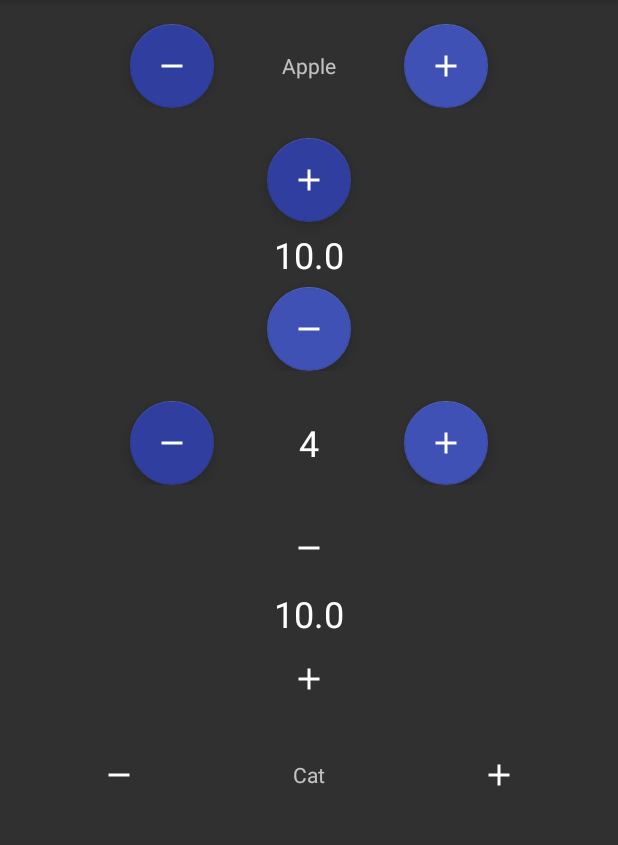
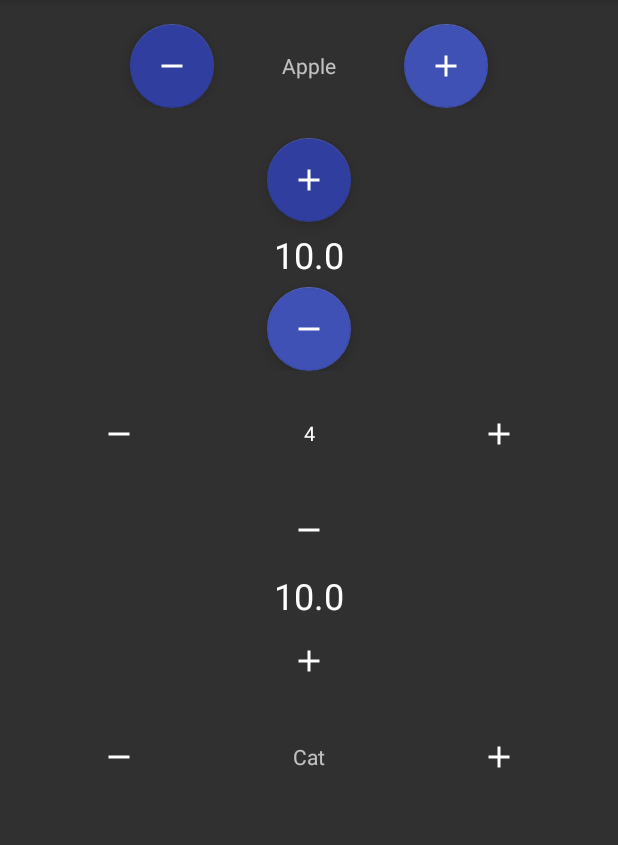
Before and after one commit to Hariofspades/IncDec, an Android app: the screen it shows after launch (MainActivity), on a phone screen of 412 x 824 dp, the part 84-929 px from its top. Run offline under Robolectric (Android 15) with nearby library versions, the phone set to English and light mode, and no system bars; our stand-ins replace RxJava; libraries missing offline, so code that uses them is left out: io.reactivex.internal.

Commit message:
Added update finalValue method for ImageButton

```diff
--- a/app/build.gradle
+++ b/app/build.gradle
@@ -7,7 +7,7 @@ android {
     buildToolsVersion "25.0.0"
     defaultConfig {
         applicationId "com.hariofspades.incdec"
-        minSdkVersion 9
+        minSdkVersion 16
         targetSdkVersion 25
         versionCode 1
         versionName "1.0"
--- a/app/src/main/java/com/hariofspades/incdec/MainActivity.java
+++ b/app/src/main/java/com/hariofspades/incdec/MainActivity.java
@@ -16,7 +16,7 @@ public class MainActivity extends AppCompatActivity {
 
     IncDecCircular incdec;
     IncDecCircular incdec_vert;
-    IncDecCircular incdecInt;
+    IncDecImageButton incdecInt;
     IncDecImageButton incdecImg;
     IncDecImageButton incdecImg2;
 
@@ -51,11 +51,12 @@ public class MainActivity extends AppCompatActivity {
         incdecImg.setprecision("%.1f");
         incdecImg.enableLongPress(false,false,500);
 
-        incdecInt=(IncDecCircular)findViewById(R.id.incdecInt);
-        incdecInt.setConfiguration(LinearLayout.HORIZONTAL,IncDecCircular.TYPE_INTEGER,
-                IncDecCircular.DECREMENT,IncDecCircular.INCREMENT);
+        incdecInt=(IncDecImageButton)findViewById(R.id.incdecInt);
+        incdecInt.setConfiguration(LinearLayout.HORIZONTAL,IncDecImageButton.TYPE_INTEGER,
+                IncDecImageButton.DECREMENT,IncDecImageButton.INCREMENT);
         incdecInt.setupValues(0,20,1,4);
         incdecInt.enableLongPress(true,true,500);
+        incdecInt.updateFinalValue(5f);
 
         incdecImg2=(IncDecImageButton) findViewById(R.id.incdecbut2);
         incdecImg2.setConfiguration(LinearLayout.HORIZONTAL,IncDecCircular.TYPE_ARRAY,
--- a/app/src/main/res/layout/activity_main.xml
+++ b/app/src/main/res/layout/activity_main.xml
@@ -42,19 +42,19 @@
         app:leftDrawable="@drawable/ic_add_black_24dp"
         app:rightDrawable="@drawable/ic_remove_black_24dp"/>
 
-    <com.hariofspades.incdeclibrary.IncDecCircular
+    <com.hariofspades.incdeclibrary.IncDecImageButton
         android:layout_width="wrap_content"
         android:layout_height="wrap_content"
         app:textSize="24"
         android:id="@+id/incdecInt"
         android:layout_marginTop="20dp"
-        app:textColor="@color/white"
-        app:leftButtonColorTint="@color/colorPrimaryDark"
-        app:rightButtonColorTinit="@color/colorPrimary"
-        app:leftDrawableTint="@color/white"
-        app:rightDrawableTint="@color/white"
-        app:leftDrawable="@drawable/ic_remove_black_24dp"
-        app:rightDrawable="@drawable/ic_add_black_24dp"/>
+        app:textColorB="@color/white"
+        app:leftButtonColorTintB="@color/colorPrimaryDark"
+        app:rightButtonColorTinitB="@color/colorPrimary"
+        app:leftDrawableTintB="@color/white"
+        app:rightDrawableTintB="@color/white"
+        app:leftDrawableB="@drawable/ic_remove_black_24dp"
+        app:rightDrawableB="@drawable/ic_add_black_24dp"/>
 
     <com.hariofspades.incdeclibrary.IncDecImageButton
         android:layout_width="wrap_content"
--- a/build.gradle
+++ b/build.gradle
@@ -5,7 +5,7 @@ buildscript {
         jcenter()
     }
     dependencies {
-        classpath 'com.android.tools.build:gradle:2.2.2'
+        classpath 'com.android.tools.build:gradle:3.0.1'
         classpath 'com.jfrog.bintray.gradle:gradle-bintray-plugin:1.4'
         classpath 'com.github.dcendents:android-maven-gradle-plugin:1.4.1'
         // NOTE: Do not place your application dependencies here; they belong
--- a/incdeclibrary/build.gradle
+++ b/incdeclibrary/build.gradle
@@ -23,7 +23,7 @@ android {
     buildToolsVersion "25.0.0"
 
     defaultConfig {
-        minSdkVersion 9
+        minSdkVersion 16
         targetSdkVersion 25
         versionCode 1
         versionName "0.0.1"
--- a/incdeclibrary/src/main/java/com/hariofspades/incdeclibrary/IncDecImageButton.java
+++ b/incdeclibrary/src/main/java/com/hariofspades/incdeclibrary/IncDecImageButton.java
@@ -8,6 +8,7 @@ import android.content.res.TypedArray;
 import android.graphics.drawable.Drawable;
 import android.os.Build;
 import android.os.Handler;
+import android.support.annotation.RequiresApi;
 import android.support.v4.graphics.drawable.DrawableCompat;
 import android.support.v4.view.ViewCompat;
 import android.util.AttributeSet;
@@ -161,7 +162,7 @@ public class IncDecImageButton extends RelativeLayout {
     }
 
     private void setupRightButton(ImageButton rightButton, Drawable rightSrc,
-                                  int rightButtonTint, int rightDrawableTint,Drawable background) {
+                                  int rightButtonTint, int rightDrawableTint, Drawable background) {
         if(rightSrc!=null) {
             if(Build.VERSION.SDK_INT >= Build.VERSION_CODES.LOLLIPOP) {
                 rightSrc.setTintList(new ColorStateList(new int[][]{new int[]{0}},
@@ -292,6 +293,14 @@ public class IncDecImageButton extends RelativeLayout {
             setTextCounter(counter,textSize,textColor,initialValue_int,2,startValue);
         }
 
+    }
+
+    public void updateFinalValue(float finalValue) {
+        if(type.equals(TYPE_FLOAT)) {
+            this.finalValue = finalValue;
+        } else if(type.equals(TYPE_INTEGER)) {
+            finalValue_int=(int)finalValue;
+        }
     }
 
     public void setArrayValue(int index){
```
Also changed, not shown: gradle/wrapper/gradle-wrapper.properties.
